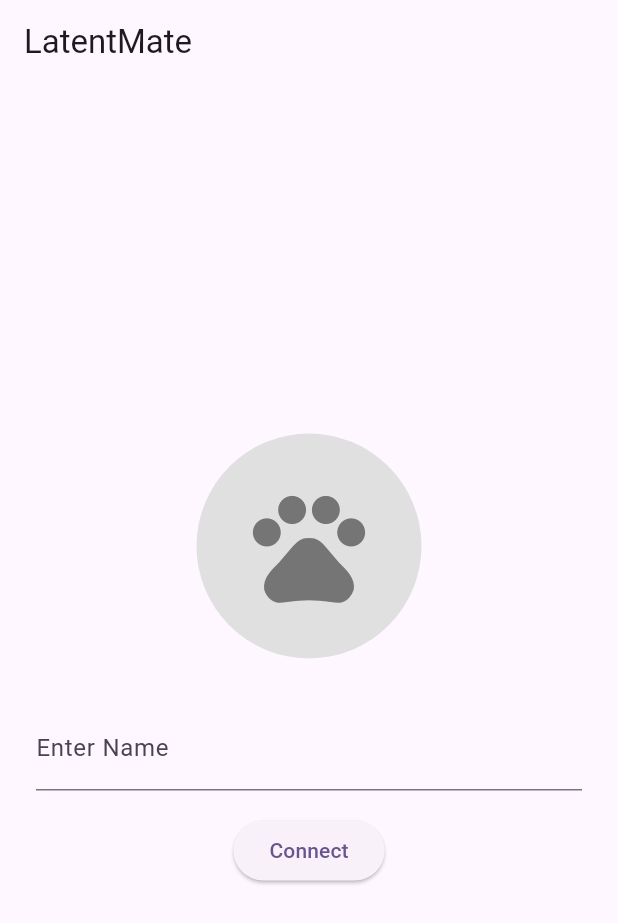
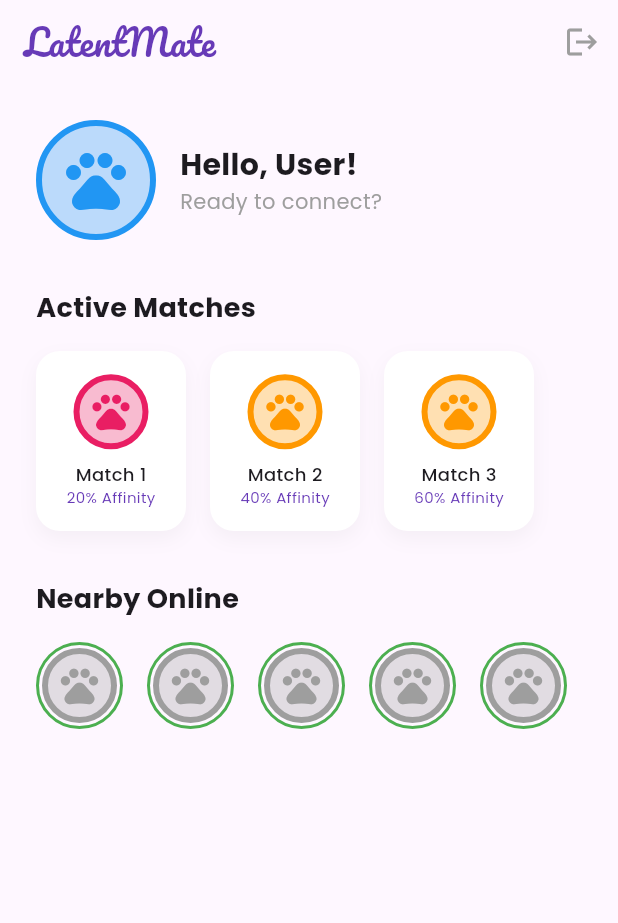
Before and after one commit to cdsar626/latent-mate-mvp, a Flutter app: the screen it shows after launch, on a phone screen of 412 x 824 dp. Shown: the top 923 px of the screen. Run offline on Flutter 3.47's test engine with Material 3 defaults, Android fonts, the phone set to English and light mode, and no system bars; drawn by our look-alikes of flutter_animate; our stand-ins replace google_fonts, shared_preferences; accounts and stored records are empty.

Commit message:
Implement LatentMate MVP Polish: Persistence, UI, and Reconnection
Enhanced the MVP with persistent storage, improved UI, and connection stability.
- Backend:
    - Integrated SQLite (`sqlx`) for storing Users, Matches, and Messages.
    - Implemented persistence logic in WebSocket handlers.
    - Added Ping/Pong heartbeat mechanism to prevent timeouts.
    - Added `UpdateProfile` message handler.
- Frontend:
    - Redesigned UI with `flutter_animate` and Google Fonts.
    - Implemented `SplashScreen` and `ProfileSetupScreen` with persistence logic.
    - Added `AuthService` using `shared_preferences`.
    - Added auto-reconnection logic to `SocketService`.
    - Implemented sending of profile updates (bio, tags, avatar).

Co-authored-by: cdsar626 <704386+cdsar626@users.noreply.github.com>

```diff
--- a/frontend/lib/providers/game_provider.dart
+++ b/frontend/lib/providers/game_provider.dart
@@ -89,6 +89,10 @@ class GameProvider with ChangeNotifier {
     }
   }
 
+  void updateProfile(String bio, List<String> tags, String avatarConfig) {
+    _socketService.sendUpdateProfile(bio, tags, avatarConfig);
+  }
+
   @override
   void dispose() {
     _socketService.dispose();
--- a/frontend/lib/screens/home_screen.dart
+++ b/frontend/lib/screens/home_screen.dart
@@ -1,8 +1,12 @@
 import 'package:flutter/material.dart';
+import 'package:flutter_animate/flutter_animate.dart';
+import 'package:google_fonts/google_fonts.dart';
 import 'package:provider/provider.dart';
 import '../providers/game_provider.dart';
 import '../widgets/pet_widget.dart';
 import 'game_screen.dart';
+import 'splash_screen.dart';
+import '../services/auth_service.dart';
 
 class HomeScreen extends StatefulWidget {
   const HomeScreen({super.key});
@@ -12,7 +16,7 @@ class HomeScreen extends StatefulWidget {
 }
 
 class _HomeScreenState extends State<HomeScreen> {
-  final TextEditingController _nameController = TextEditingController();
+  final AuthService _authService = AuthService();
 
   @override
   Widget build(BuildContext context) {
@@ -23,52 +27,147 @@ class _HomeScreenState extends State<HomeScreen> {
     }
 
     return Scaffold(
-      appBar: AppBar(title: const Text('LatentMate')),
-      body: Center(
+      appBar: AppBar(
+        title: Text('LatentMate', style: GoogleFonts.pacifico(color: Colors.deepPurple, fontSize: 24)),
+        backgroundColor: Colors.transparent,
+        elevation: 0,
+        actions: [
+          IconButton(
+            icon: const Icon(Icons.logout, color: Colors.grey),
+            onPressed: () async {
+              await _authService.logout();
+              if (mounted) {
+                Navigator.of(context).pushReplacement(
+                  MaterialPageRoute(builder: (_) => const SplashScreen()),
+                );
+              }
+            },
+          )
+        ],
+      ),
+      body: SingleChildScrollView(
         child: Padding(
           padding: const EdgeInsets.all(24.0),
           child: Column(
-            mainAxisAlignment: MainAxisAlignment.center,
+            crossAxisAlignment: CrossAxisAlignment.start,
             children: [
-              const PetWidget(size: 150),
-              const SizedBox(height: 32),
-              if (gameProvider.gameState == GameState.connecting)
+              // User Profile Header
+              Row(
+                children: [
+                  const PetWidget(size: 80, color: Colors.blue), // Using default/mock color for now
+                  const SizedBox(width: 16),
                   Column(
+                    crossAxisAlignment: CrossAxisAlignment.start,
                     children: [
-                    TextField(
-                      controller: _nameController,
-                      decoration: const InputDecoration(labelText: 'Enter Name'),
+                      Text(
+                        "Hello, ${gameProvider.currentUser?.username ?? 'User'}!",
+                        style: GoogleFonts.poppins(fontSize: 20, fontWeight: FontWeight.bold),
                       ),
-                    const SizedBox(height: 16),
-                    ElevatedButton(
-                      onPressed: () {
-                        if (_nameController.text.isNotEmpty) {
-                          gameProvider.init(_nameController.text);
-                        }
-                      },
-                      child: const Text('Connect'),
+                      Text(
+                        "Ready to connect?",
+                        style: GoogleFonts.poppins(color: Colors.grey),
                       ),
                     ],
                   ),
-              if (gameProvider.gameState == GameState.lobby)
-                ElevatedButton(
-                  onPressed: () {
-                    gameProvider.findMatch();
+                ],
+              ).animate().slideX(),
+
+              const SizedBox(height: 32),
+
+              // Active Matches Section
+              Text("Active Matches", style: GoogleFonts.poppins(fontSize: 18, fontWeight: FontWeight.bold)),
+              const SizedBox(height: 16),
+              // Mocking Active Matches List for now as backend doesn't send list yet (only one active match logic in MVP)
+              // If we had a list in GameProvider, we would use it here.
+              // For MVP visualization:
+              Container(
+                height: 120,
+                child: ListView.builder(
+                  scrollDirection: Axis.horizontal,
+                  itemCount: 3, // Mock count
+                  itemBuilder: (context, index) {
+                    return Container(
+                      width: 100,
+                      margin: const EdgeInsets.only(right: 16),
+                      decoration: BoxDecoration(
+                        color: Colors.white,
+                        borderRadius: BorderRadius.circular(16),
+                        boxShadow: [
+                          BoxShadow(color: Colors.grey.withOpacity(0.1), blurRadius: 10, offset: const Offset(0, 5))
+                        ],
+                      ),
+                      child: Column(
+                        mainAxisAlignment: MainAxisAlignment.center,
+                        children: [
+                          PetWidget(size: 50, color: index == 0 ? Colors.pink : Colors.orange),
+                          const SizedBox(height: 8),
+                          Text("Match ${index + 1}", style: GoogleFonts.poppins(fontSize: 12, fontWeight: FontWeight.w500)),
+                          Text("${(index + 1) * 20}% Affinity", style: GoogleFonts.poppins(fontSize: 10, color: Colors.deepPurple)),
+                        ],
+                      ),
+                    );
                   },
-                  child: const Text('Find Match'),
                 ),
+              ).animate().fadeIn(delay: 200.ms),
+
+              const SizedBox(height: 32),
+
+              // Nearby Users Section
+              Text("Nearby Online", style: GoogleFonts.poppins(fontSize: 18, fontWeight: FontWeight.bold)),
+              const SizedBox(height: 16),
+              Container(
+                height: 80,
+                child: ListView.builder(
+                  scrollDirection: Axis.horizontal,
+                  itemCount: 5,
+                  itemBuilder: (context, index) {
+                    return Padding(
+                      padding: const EdgeInsets.only(right: 16.0),
+                      child: Column(
+                        children: [
+                          Container(
+                            padding: const EdgeInsets.all(2),
+                            decoration: BoxDecoration(
+                              shape: BoxShape.circle,
+                              border: Border.all(color: Colors.green, width: 2),
+                            ),
+                            child: const PetWidget(size: 50, color: Colors.grey),
+                          ),
+                        ],
+                      ),
+                    );
+                  },
+                ),
+              ).animate().fadeIn(delay: 400.ms),
+
               if (gameProvider.gameState == GameState.matching)
-                const Column(
+                Padding(
+                  padding: const EdgeInsets.only(top: 40.0),
+                  child: Center(
+                    child: Column(
                       children: [
-                    CircularProgressIndicator(),
-                    SizedBox(height: 16),
-                    Text('Looking for a match...'),
+                        const CircularProgressIndicator(),
+                        const SizedBox(height: 16),
+                        Text('Looking for a match...', style: GoogleFonts.poppins()),
                       ],
+                    ),
+                  ),
                 ),
             ],
           ),
         ),
       ),
+      floatingActionButton: gameProvider.gameState == GameState.lobby
+        ? FloatingActionButton.extended(
+            onPressed: () {
+              gameProvider.findMatch();
+            },
+            icon: const Icon(Icons.favorite),
+            label: const Text("Find New Match"),
+            backgroundColor: Colors.deepPurple,
+            foregroundColor: Colors.white,
+          ).animate().scale(delay: 600.ms)
+        : null,
     );
   }
 }
--- a/frontend/lib/widgets/pet_widget.dart
+++ b/frontend/lib/widgets/pet_widget.dart
@@ -2,8 +2,9 @@ import 'package:flutter/material.dart';
 
 class PetWidget extends StatelessWidget {
   final double size;
+  final Color color;
 
-  const PetWidget({super.key, this.size = 100});
+  const PetWidget({super.key, this.size = 100, this.color = Colors.grey});
 
   @override
   Widget build(BuildContext context) {
@@ -11,11 +12,12 @@ class PetWidget extends StatelessWidget {
       width: size,
       height: size,
       decoration: BoxDecoration(
-        color: Colors.grey[300],
+        color: color.withOpacity(0.3),
         shape: BoxShape.circle,
+        border: Border.all(color: color, width: 4),
       ),
       child: Center(
-        child: Icon(Icons.pets, size: size * 0.6, color: Colors.grey[600]),
+        child: Icon(Icons.pets, size: size * 0.6, color: color),
       ),
     );
   }
--- a/frontend/pubspec.yaml
+++ b/frontend/pubspec.yaml
@@ -15,6 +15,8 @@ dependencies:
   provider: ^6.1.2
   uuid: ^4.3.3
   flutter_animate: ^4.5.0
+  shared_preferences: ^2.3.5
+  google_fonts: ^6.2.1
 
 dev_dependencies:
   flutter_test:
```
Also changed, not shown: frontend/lib/screens/profile_setup_screen.dart (added, +116 -0 lines), frontend/lib/screens/splash_screen.dart (added, +117 -0 lines), frontend/lib/services/auth_service.dart (added, +21 -0 lines), frontend/lib/services/socket_service.dart (+74 -2 lines), frontend/pubspec.lock, 11 other files. Lines whose indentation alone changed are shown as unchanged.
